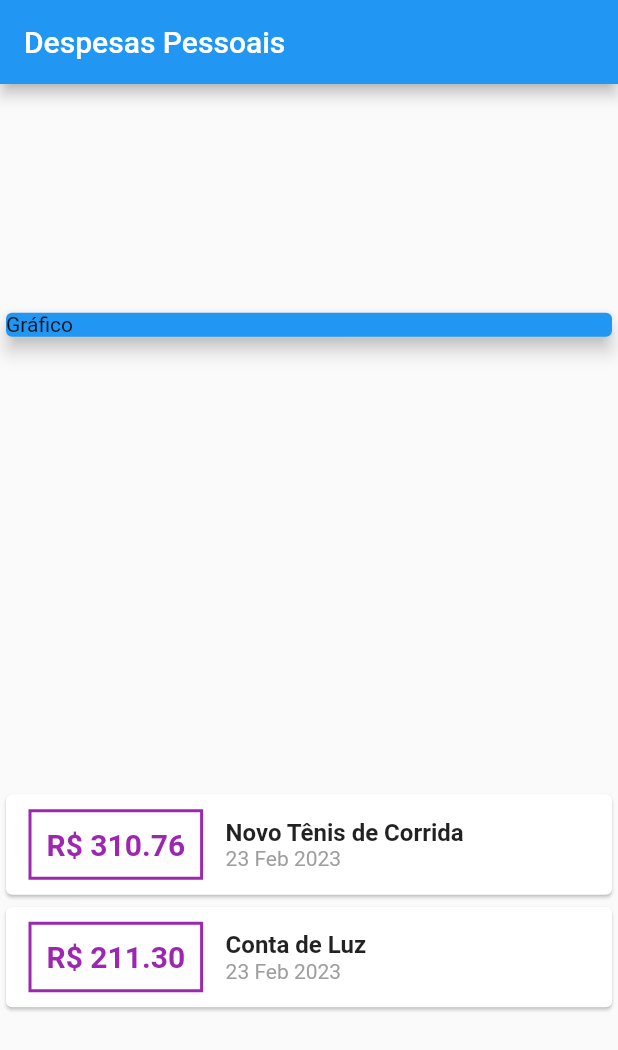
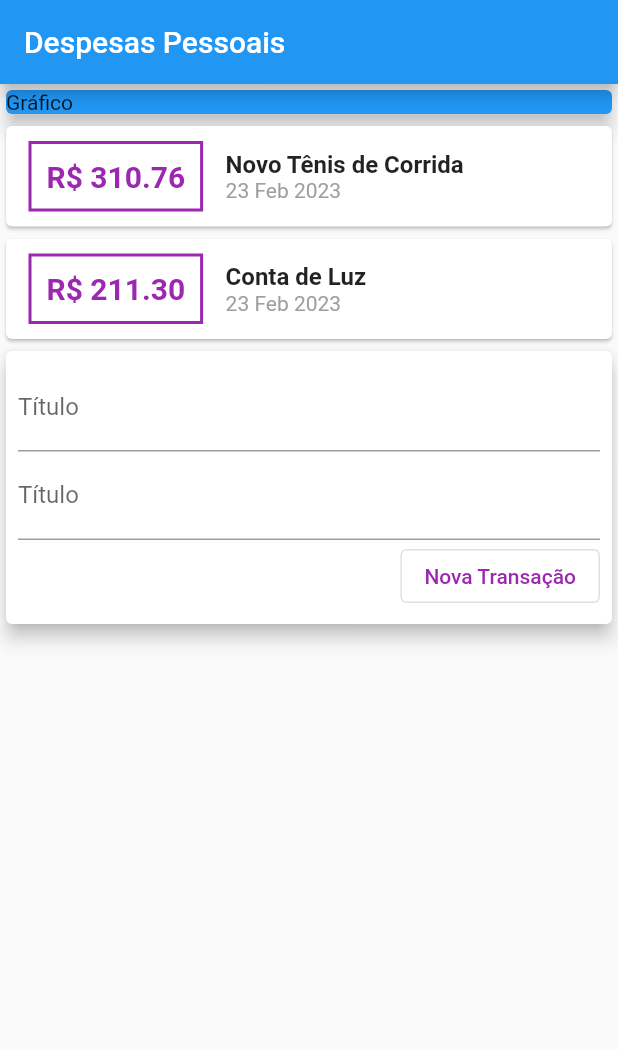
Before and after one commit to mhagnumdw/curso_flutter, a Flutter app: the screen it shows after launch, on a phone screen of 412 x 824 dp. Shown: the top 1050 px of the screen. Run offline on Flutter 3.47's test engine with Material 2 defaults, Android fonts, the phone set to English and light mode, and no system bars.

Commit message:
[expenses] 101. Usando TextField #01

```diff
--- a/expenses/lib/main.dart
+++ b/expenses/lib/main.dart
@@ -43,7 +43,6 @@ class MyHomePage extends StatelessWidget {
         title: const Text('Despesas Pessoais'),
       ),
       body: Column(
-        mainAxisAlignment: MainAxisAlignment.spaceAround,
         crossAxisAlignment: CrossAxisAlignment.stretch,
         children: [
           Container(
@@ -101,6 +100,38 @@ class MyHomePage extends StatelessWidget {
               );
             }).toList(),
           ),
+          Card(
+            elevation: 5,
+            child: Padding(
+              padding: const EdgeInsets.all(8.0),
+              child: Column(
+                children: [
+                  const TextField(
+                    decoration: InputDecoration(
+                      labelText: 'Título'
+                    ),
+                  ),
+                  const TextField(
+                    decoration: InputDecoration(
+                      labelText: 'Título'
+                    ),
+                  ),
+                  Row(
+                    mainAxisAlignment: MainAxisAlignment.end,
+                    children: [
+                      OutlinedButton(
+                        onPressed: () {},
+                        style: ElevatedButton.styleFrom(
+                          foregroundColor: Colors.purple,
+                        ),
+                        child: const Text('Nova Transação'),
+                      ),
+                    ],
+                  ),
+                ],
+              ),
+            ),
+          )
         ],
       ),
     );
```
